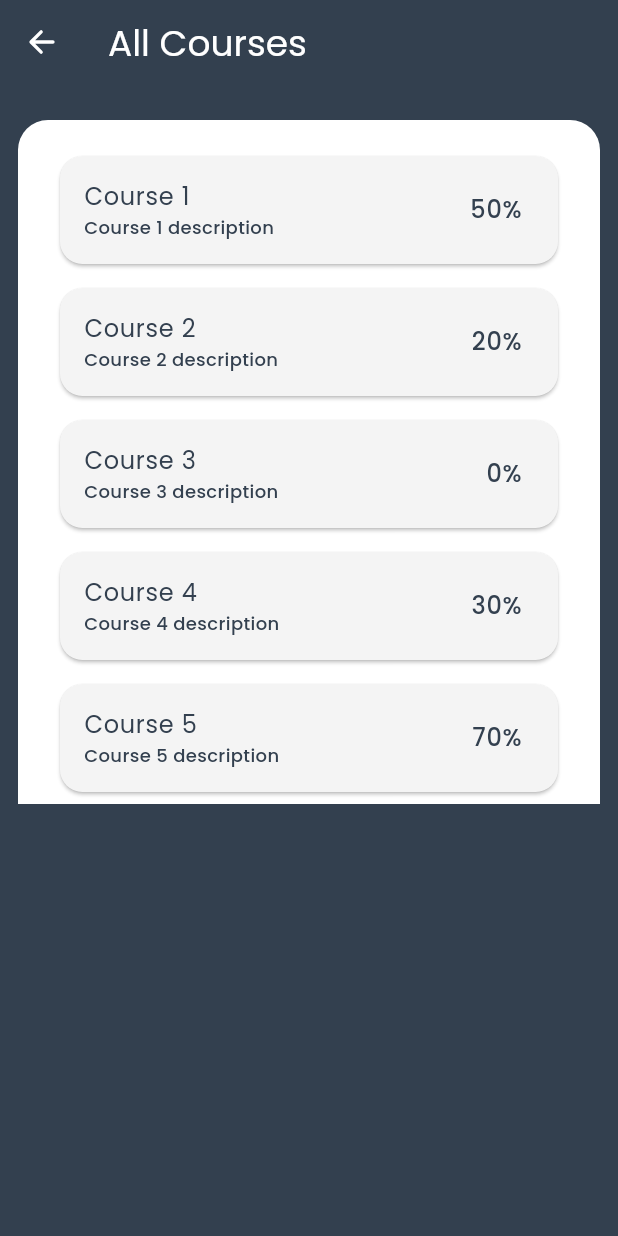
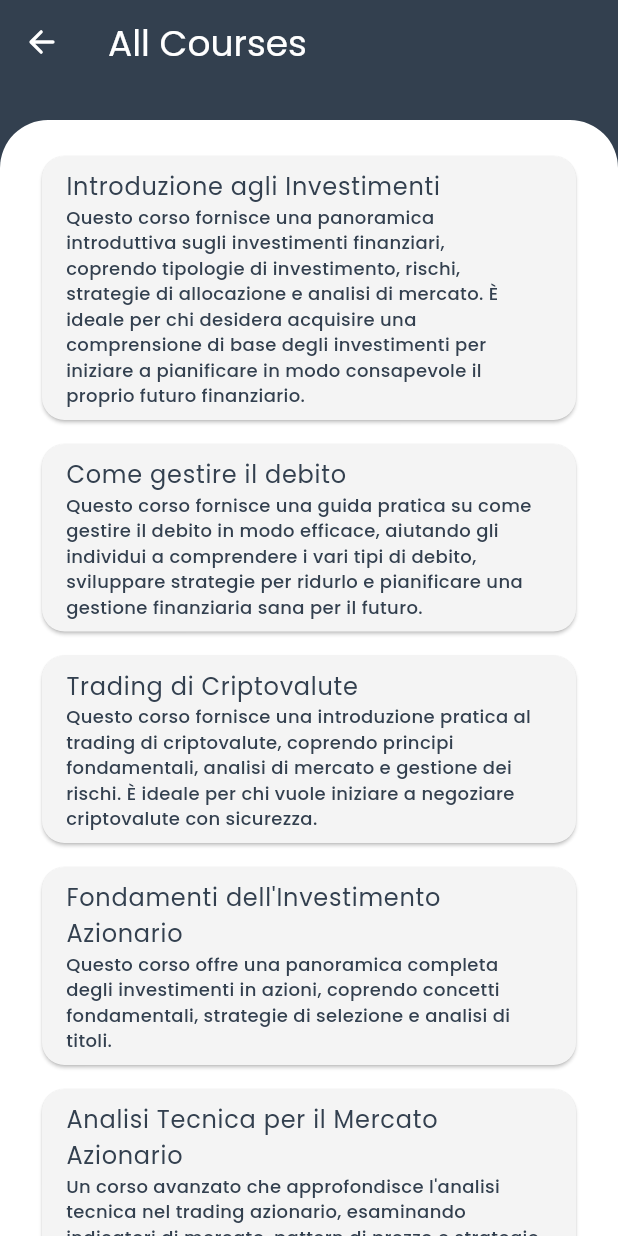
Before and after one commit to BitBroGSDC/bitbro, a Flutter app: the CoursesPage screen opened by its route, on a phone screen of 412 x 824 dp. Run offline on Flutter 3.47's test engine with Material 3 defaults, Android fonts, the phone set to English and light mode, and no system bars; our stand-ins replace equatable, fl_chart, flutter_bloc, flutter_svg, go_router, google_fonts and 1 more.

Commit message:
all courses

```diff
--- a/lib/classes/courses/course.dart
+++ b/lib/classes/courses/course.dart
@@ -5,6 +5,7 @@ import 'custom_paragraph.dart';
 
 class Course {
   Course({
+    this.completion = 20,
     required this.title,
     required this.description,
     required this.topics,
@@ -16,10 +17,12 @@ class Course {
   String description;
   List<Topic> topics;
   List<GameData> activeGames;
+  final int completion;
 }
 
 List<Course> courses = [
   Course(
+    completion: 60,
     activeGames: active_games,
     title: 'Introduzione agli Investimenti',
     description:
@@ -54,6 +57,8 @@ List<Course> courses = [
     ],
   ),
   Course(
+    activeGames: active_games,
+    completion: 40,
     title: 'Come gestire il debito',
     description:
         'Questo corso fornisce una guida pratica su come gestire il debito in modo efficace, aiutando gli individui a comprendere i vari tipi di debito, sviluppare strategie per ridurlo e pianificare una gestione finanziaria sana per il futuro.',
@@ -87,6 +92,7 @@ List<Course> courses = [
     ],
   ),
   Course(
+    activeGames: active_games,
     title: 'Trading di Criptovalute',
     description:
         'Questo corso fornisce una introduzione pratica al trading di criptovalute, coprendo principi fondamentali, analisi di mercato e gestione dei rischi. È ideale per chi vuole iniziare a negoziare criptovalute con sicurezza.',
@@ -102,6 +108,7 @@ List<Course> courses = [
     ],
   ),
   Course(
+    activeGames: active_games,
     title: "Fondamenti dell'Investimento Azionario",
     description:
         'Questo corso offre una panoramica completa degli investimenti in azioni, coprendo concetti fondamentali, strategie di selezione e analisi di titoli.',
@@ -117,6 +124,7 @@ List<Course> courses = [
     ],
   ),
   Course(
+    activeGames: active_games,
     title: 'Analisi Tecnica per il Mercato Azionario',
     description:
         "Un corso avanzato che approfondisce l'analisi tecnica nel trading azionario, esaminando indicatori di mercato, pattern di prezzo e strategie di trading basate su dati storici.",
--- a/lib/classes/question.dart
+++ b/lib/classes/question.dart
@@ -3,7 +3,7 @@ class Question {
     this.updates,
     required this.question,
     required this.answer,
-    required this.gain,
+    this.gain,
     this.summary,
   });
   final String question;
@@ -13,5 +13,5 @@ class Question {
   final Map<String, double>? updates;
 
   // diff from last day
-  final int gain;
+  final int? gain;
 }
--- a/lib/pages/courses_page.dart
+++ b/lib/pages/courses_page.dart
@@ -1,7 +1,12 @@
 import 'package:bitbro/utils/colors.dart';
 import 'package:flutter/material.dart';
+import 'package:flutter_bloc/flutter_bloc.dart';
 import 'package:go_router/go_router.dart';
 import 'package:ionicons/ionicons.dart';
+
+import '../bloc/app_bloc.dart';
+import '../classes/courses/course.dart';
+import '../components/appbar_go_back.dart';
 
 class CoursesPage extends StatefulWidget {
   const CoursesPage({super.key});
@@ -14,66 +19,41 @@ class _CoursesPageState extends State<CoursesPage> {
   @override
   Widget build(BuildContext context) {
     return Scaffold(
-      appBar: AppBar(
-        // Here we take the value from the MyHomePage object that was created by
-        // the App.build method, and use it to set our appbar title.
-        backgroundColor: Theme.of(context).primaryColor,
-        title:
-            Text("All Courses", style: Theme.of(context).textTheme.titleLarge),
-        leading: IconButton(
-          icon: const Icon(Ionicons.arrow_back, color: Colors.white),
-          onPressed: () {
-            context.go('/');
-          },
-        ),
+      appBar: AppBarGoBack(
+        title: "All Courses",
       ),
       backgroundColor: Theme.of(context).primaryColor,
       body: Padding(
-        padding: EdgeInsets.only(top: 24, bottom: 12, left: 12, right: 12),
+        padding: EdgeInsets.only(
+          top: 24,
+        ),
         child: Column(
           crossAxisAlignment: CrossAxisAlignment.start,
           children: [
-            Container(
+            Expanded(
+              child: Container(
                 padding: const EdgeInsets.only(
                     left: 24, right: 24, top: 16, bottom: 0),
                 decoration: const BoxDecoration(
                   color: bianco,
                   borderRadius: BorderRadius.only(
-                  topLeft: Radius.circular(20),
-                  topRight: Radius.circular(20),
+                    topLeft: Radius.circular(32),
+                    topRight: Radius.circular(32),
                   ),
                 ),
-              child: const SingleChildScrollView( //todo lui deve essere espanso
-                child: Expanded(
-                  child: Column(
-                    children: [
-                      CourseTile(
-                        courseName: 'Course 1',
-                        courseDescription: 'Course 1 description',
-                        complection: 50,
-                      ),
-                      CourseTile(
-                        courseName: 'Course 2',
-                        courseDescription: 'Course 2 description',
-                        complection: 20,
-                      ),
-                      CourseTile(
-                        courseName: 'Course 3',
-                        courseDescription: 'Course 3 description',
-                        complection: 0,
-                      ),
-                      CourseTile(
-                        courseName: 'Course 4',
-                        courseDescription: 'Course 4 description',
-                        complection: 30,
-                      ),
-                      CourseTile(
-                        courseName: 'Course 5',
-                        courseDescription: 'Course 5 description',
-                        complection: 70,
-                      ),
-                    ],
-                  ),
+                child: BlocBuilder<AppBloc, AppState>(
+                  builder: (context, state) {
+                    List<Course>? courses = state.activeCourses;
+                    return ListView.builder(
+                      itemBuilder: (context, index) {
+                        return CourseTile(
+                          courseName: courses[index].title,
+                          courseDescription: courses[index].description,
+                        );
+                      },
+                      itemCount: courses.length,
+                    );
+                  },
                 ),
               ),
             ),
@@ -87,13 +67,13 @@ class _CoursesPageState extends State<CoursesPage> {
 class CourseTile extends StatelessWidget {
   final String courseName;
   final String courseDescription;
-  final int complection;
+  final int? complection;
 
   const CourseTile({
     super.key,
     required this.courseName,
     required this.courseDescription,
-    required this.complection,
+    this.complection,
   });
 
   @override
@@ -110,8 +90,10 @@ class CourseTile extends StatelessWidget {
               style: const TextStyle(color: bluScuro, fontSize: 16)),
           subtitle: Text(courseDescription,
               style: const TextStyle(color: bluScuro, fontSize: 12)),
-          trailing: Text('$complection%',
-              style: const TextStyle(color: bluScuro, fontSize: 16)),
+          trailing: complection != null
+              ? Text('$complection%',
+                  style: const TextStyle(color: bluScuro, fontSize: 16))
+              : null,
         ),
       ),
     );
--- a/lib/pages/home_page.dart
+++ b/lib/pages/home_page.dart
@@ -49,7 +49,7 @@ class _HomePageState extends State<HomePage> {
           bottomData: const [10, 9, 8, 7, 6, 5, 4, 3, 2, 1],
           youData: const [5, 6, 7, 8, 9, 10, 9, 8, 7, 6],
           navigateToFullScoreboard: () {
-            context.go('/scoreboard');
+            context.push('/scoreboard');
           },
         ),
         DraggableScrollableSheet(
```
Also changed, not shown: lib/classes/game_data.dart (+2 -17 lines), lib/components/home/summary_last_paragraph.dart (+8 -4 lines), lib/pages/dashboard_page.dart (+41 -18 lines), lib/pages/games_page.dart (+5 -3 lines). Lines whose indentation alone changed are shown as unchanged.
